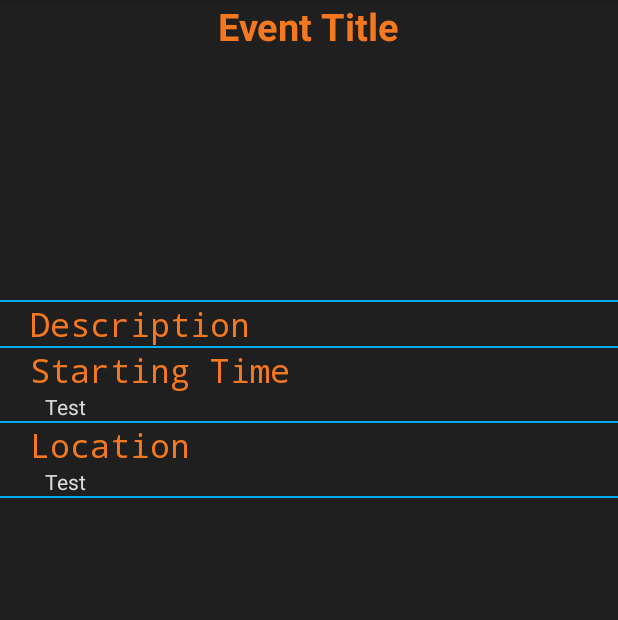
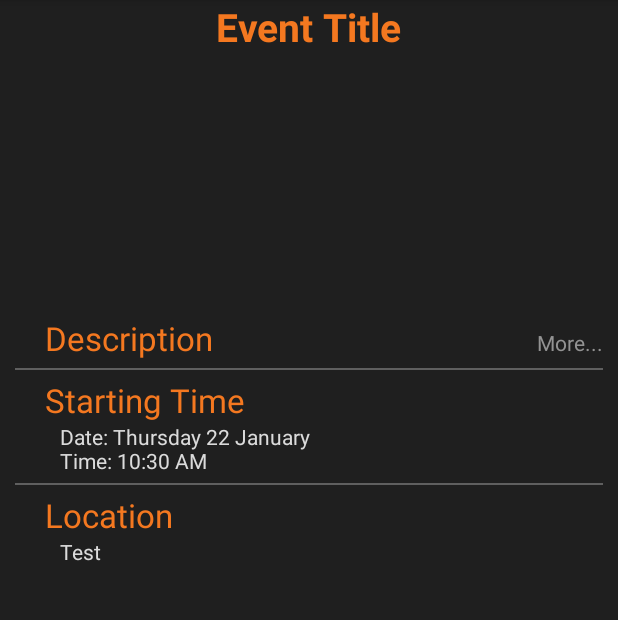
Before and after one commit to giiade/ESNBTH_Application, an Android app: the fragment Fragment_SingleEvent placed in its activity, on a phone screen of 412 x 824 dp, the part 84-704 px from its top. Run offline under Robolectric (Android 15) with nearby library versions, the phone set to English and light mode, and no system bars; our stand-ins replace Picasso; libraries missing offline, so code that uses them is left out: com.facebook, com.facebook.model, com.facebook.widget; plain views replace RoundedImageView; pictures from the network do not load; 19 statements that could not run were skipped.

Commit message:
Added news and time parsing. Better ui design of Single events

```diff
--- a/app/src/main/java/se/ESNBTH/esnbth/Fragments/Fragment_Home.java
+++ b/app/src/main/java/se/ESNBTH/esnbth/Fragments/Fragment_Home.java
@@ -60,7 +60,6 @@ public class Fragment_Home extends Fragment {
     private Fragment fragment;
     private FragmentManager fragmentManager;
     private List<Event> events = new ArrayList<>(); //Here we will save events.
-    private int cont;
     private ArrayList<Event> imgEvents = new ArrayList<>();
     private ArrayList<Event> infoEvents = new ArrayList<>();
 
@@ -112,6 +111,18 @@ public class Fragment_Home extends Fragment {
         btnVisitUs = (Button) rootView.findViewById(R.id.btnVisitUs);
 
 
+        btnNews.setOnClickListener(new View.OnClickListener() {
+            @Override
+            public void onClick(View v) {
+                Fragment_news newFragment = new Fragment_news();
+
+                FragmentTransaction transaction = getFragmentManager().beginTransaction();
+                transaction.replace(R.id.frame_container,newFragment);
+                transaction.commit();
+            }
+        });
+
+
 
 
         btnAboutKarlskrona.setOnTouchListener(new View.OnTouchListener() {
@@ -123,7 +134,6 @@ public class Fragment_Home extends Fragment {
                     Fragment_Karlskrona newFragment = new Fragment_Karlskrona();
 
                     FragmentTransaction transaction = getFragmentManager().beginTransaction();
-
                     transaction.replace(R.id.frame_container, newFragment);
                     transaction.commit();
 
@@ -371,16 +381,18 @@ public class Fragment_Home extends Fragment {
 
         Bundle bun = new Bundle();
         bun.putString("fields","id");
-        //bun.putString("since",since);
+        bun.putString("since",since);
         bun.putInt("limit",100);
 
 
         //PAGEID/Events
+        //TODO: ARREGLAR INTERNET
         String requestStuff = AppConst.Facebook_PageName+EVENTS;
         new Request(Session.getActiveSession(),requestStuff,bun, HttpMethod.GET, new Request.Callback() {
             @Override
             public void onCompleted(Response response) {
                 Log.i(TAG,response.toString());
+                if(response != null) {
                     events = new ArrayList<>();
                     GraphObject jRequest = response.getGraphObject();
                     JSONArray jEvents = (JSONArray) jRequest.getProperty("data");
@@ -405,7 +417,7 @@ public class Fragment_Home extends Fragment {
                         }
                         //Get Information of events
                         batchRequestEvents(events);
-                }else{
+                    } else {
                         Event event = new Event();
                         event.setName("");
                         event.setLocation("");
@@ -414,6 +426,9 @@ public class Fragment_Home extends Fragment {
                         events.add(event);
                         eventAdapter.swapItems(events);
                         eventList.setClickable(false);
+                        eventList.setFocusable(false);
+                        eventList.setEnabled(false);
+                    }
                 }
 
 
--- a/app/src/main/java/se/ESNBTH/esnbth/Fragments/Fragment_SingleEvent.java
+++ b/app/src/main/java/se/ESNBTH/esnbth/Fragments/Fragment_SingleEvent.java
@@ -8,10 +8,12 @@ import android.view.LayoutInflater;
 import android.view.View;
 import android.view.ViewGroup;
 import android.widget.ImageView;
+import android.widget.RelativeLayout;
 import android.widget.TextView;
 
 import com.squareup.picasso.Picasso;
 
+import java.util.Calendar;
 import java.util.Random;
 import java.util.concurrent.TimeoutException;
 
@@ -26,8 +28,9 @@ public class Fragment_SingleEvent extends Fragment {
 
     public Fragment_SingleEvent(){};
 
-    private TextView titleTxt, descriptionTxt, descriptionTitle, timeTxt, placeTxt,timeTitle,placeTitle;
+    private TextView titleTxt, descriptionTxt, descriptionTitle, timeTxt, placeTxt,timeTitle,placeTitle, textControler;
     private ImageView eventImage;
+    RelativeLayout relativeLyt;
 
 
     @Override
@@ -39,7 +42,7 @@ public class Fragment_SingleEvent extends Fragment {
 
         Resources color = getResources();
 
-        int[] colorIds = {R.color.ESNDarkBlue,R.color.blue, R.color.ESNGreen,R.color.ESNOrange,R.color.ESNPink};
+        int[] colorIds = {R.color.blue, R.color.ESNGreen,R.color.ESNOrange,R.color.ESNPink};
         int colorPos = (int) (Math.random()*colorIds.length);
 
 
@@ -52,6 +55,9 @@ public class Fragment_SingleEvent extends Fragment {
         timeTxt = (TextView) rootView.findViewById(R.id.singleEventTime);
         placeTitle = (TextView) rootView.findViewById(R.id.eventPlaceTitle);
         placeTxt = (TextView) rootView.findViewById(R.id.singleEventPlace);
+        textControler = (TextView) rootView.findViewById(R.id.textControler_description);
+
+        relativeLyt = (RelativeLayout) rootView.findViewById(R.id.eventDescriptionTitleCnt);
 
         //Pass data to the layout items.
         titleTxt.setText(event.getName());
@@ -64,21 +70,31 @@ public class Fragment_SingleEvent extends Fragment {
                 .fit()
                 .into(eventImage);
         timeTitle.setTextColor(color.getColor(colorIds[colorPos]));
-        timeTxt.setText(event.getStartTime());
+
+        String date = event.getStartTime();
+        Calendar cal = AppConst.StrtoDate(date);
+
+        StringBuilder str = new StringBuilder();
+        str.append("Date: " +  AppConst.GetDate(cal) + "\n");
+        str.append("Time: " + AppConst.GetTime(cal));
+
+        timeTxt.setText(str.toString());
         placeTitle.setTextColor(color.getColor(colorIds[colorPos]));
         placeTxt.setText(event.getLocation());
 
 
 
-        descriptionTitle.setOnClickListener(new View.OnClickListener() {
+        relativeLyt.setOnClickListener(new View.OnClickListener() {
             @Override
             public void onClick(View v) {
                 if (descriptionTxt.isShown()) {
                     AppConst.slide_up(getActivity().getApplicationContext(), descriptionTxt);
                     descriptionTxt.setVisibility(View.GONE);
+                    textControler.setText("More...");
                 } else {
                     AppConst.slide_down(getActivity().getApplicationContext(), descriptionTxt);
                     descriptionTxt.setVisibility(View.VISIBLE);
+                    textControler.setText("Less...");
                 }
             }
         });
--- a/app/src/main/java/se/ESNBTH/esnbth/RequestHelper/AppConst.java
+++ b/app/src/main/java/se/ESNBTH/esnbth/RequestHelper/AppConst.java
@@ -5,6 +5,7 @@ import android.view.View;
 import android.view.animation.Animation;
 import android.view.animation.AnimationUtils;
 
+import java.text.DateFormat;
 import java.text.ParseException;
 import java.text.SimpleDateFormat;
 import java.util.ArrayList;
@@ -34,6 +35,11 @@ public class AppConst {
     public static final String LOCATION_KEY = "location";
     public static final String START_TIME_KEY = "start_time";
     public static final String IMAGE_SOURCE_KEY = "source";
+
+    //KEYS FOR FEED REQUEST
+    public static final String DATA_KEY = "data";
+    public static final String MSG_KEY = "message";
+
 
     /**
      * Will give us the equivalent to srtToTime for using it in the request.
@@ -102,4 +108,33 @@ public class AppConst {
             }
         }
     }
+
+    public static Calendar StrtoDate (String dateFormat){
+        String template = "yyyy-MM-dd'T'hh:mm:ss";
+        DateFormat format = new SimpleDateFormat(template);
+        Date date;
+        try {
+             date = format.parse(dateFormat);
+        } catch (ParseException e) {
+            throw new RuntimeException("Can't parse " + dateFormat + " as date");
+        }
+        Calendar cal = Calendar.getInstance();
+        cal.setTime(date);
+
+        return cal;
+    }
+
+    public static String GetDate (Calendar cal){
+        String result = "";
+        DateFormat format = new SimpleDateFormat("EEEE' 'd' 'MMMM");
+        result = format.format(cal.getTime());
+        return result;
+    }
+
+    public static String GetTime (Calendar cal){
+        String result = "";
+        DateFormat format = new SimpleDateFormat("hh:mm' 'aa");
+        result = format.format(cal.getTime());
+        return result;
+    }
 }
--- a/app/src/main/res/layout/eventlist_adapter.xml
+++ b/app/src/main/res/layout/eventlist_adapter.xml
@@ -33,7 +33,7 @@
         android:layout_height="wrap_content"
         android:textColor="@color/gray_light"
         android:text="DAY"
-        android:textSize="16sp"
+        android:textSize="15sp"
         android:textStyle="bold"
         android:layout_toRightOf="@+id/imgAdapter"
         android:layout_below="@+id/titleTxt_adapter"
--- a/app/src/main/res/layout/single_event_layout.xml
+++ b/app/src/main/res/layout/single_event_layout.xml
@@ -23,18 +23,23 @@
         android:layout_marginLeft="@dimen/activity_horizontal_margin"
         android:layout_marginRight="@dimen/activity_horizontal_margin"/>
 
+    <ScrollView
+        android:layout_width="wrap_content"
+        android:layout_height="wrap_content"
+        android:id="@+id/container_events"
+        android:layout_below="@+id/eventImg">
 
     <LinearLayout
-        android:id="@+id/container_events"
         android:layout_width="fill_parent"
         android:layout_height="wrap_content"
         android:orientation="vertical"
-        android:layout_below="@+id/eventImg">
+        android:padding="10dp">
 
-        <View
-            android:layout_width="fill_parent"
-            android:layout_height="1dp"
-            android:background="@color/blue" />
+        <RelativeLayout
+            android:layout_width="wrap_content"
+            android:layout_height="wrap_content"
+            android:id="@+id/eventDescriptionTitleCnt"
+            android:clickable="true">
 
             <TextView
                 android:id="@+id/eventDescriptionTitle"
@@ -42,8 +47,17 @@
                 android:layout_width="fill_parent"
                 android:layout_height="wrap_content"
                 android:textAppearance="@style/Subtitle"
-            android:clickable="true"
                 android:text="@string/description_txt" />
+            <TextView
+                android:id="@+id/textControler_description"
+                android:layout_width="wrap_content"
+                android:layout_height="wrap_content"
+                android:textColor="@color/gray"
+                android:textSize="14sp"
+                android:text="More..."
+                android:layout_alignParentRight="true"
+                android:layout_alignBaseline="@+id/eventDescriptionTitle"
+                />
 
             <TextView
                 android:id="@+id/singleEventDescription"
@@ -52,14 +66,17 @@
                 android:textAppearance="@style/Body"
                 android:layout_marginLeft="30dp"
                 android:layout_marginStart="30dp"
-            android:visibility="gone" />
+                android:visibility="gone"
+                android:layout_below="@+id/eventDescriptionTitle"/>
 
-
+        </RelativeLayout>
 
         <View
             android:layout_width="fill_parent"
             android:layout_height="1dp"
-            android:background="@color/blue" />
+            android:background="@color/gray_dark"
+            android:layout_marginTop="5dp"
+            android:layout_marginBottom="5dp"/>
 
         <TextView
             android:id="@+id/eventTimeTitle"
@@ -83,7 +100,9 @@
         <View
             android:layout_width="fill_parent"
             android:layout_height="1dp"
-            android:background="@color/blue" />
+            android:background="@color/gray_dark"
+            android:layout_marginTop="5dp"
+            android:layout_marginBottom="5dp"/>
 
         <TextView
             android:id="@+id/eventPlaceTitle"
@@ -103,13 +122,9 @@
             android:text="Test"
             android:layout_marginStart="30dp"/>
 
+        </LinearLayout>
 
-        <View
-            android:layout_width="fill_parent"
-            android:layout_height="1dp"
-            android:background="@color/blue" />
-
-        </LinearLayout>
+    </ScrollView>
 
 
 </RelativeLayout>
--- a/app/src/main/res/values/styles.xml
+++ b/app/src/main/res/values/styles.xml
@@ -7,14 +7,14 @@
 
     <style name="Titulo" parent="@android:style/TextAppearance.Large">
         <item name="android:textStyle">bold</item>
-        <item name="android:textColor">@color/ESNGreen</item>
-        <item name="android:textSize">25sp</item>
+        <item name="android:textSize">26sp</item>
     </style>
+
+    <!-- <item name="android:textColor">@color/ESNGreen</item> -->
 
     <style name="Subtitle" parent="@android:style/TextAppearance.Medium">
         <item name="android:textColor">@color/ESNGreen</item>
         <item name="android:textSize">22sp</item>
-        <item name="android:typeface">monospace</item>
         <item name="android:layout_marginLeft">20dp</item>
     </style>
 
```
Also changed, not shown: app/src/main/java/se/ESNBTH/esnbth/Fragments/Fragment_news.java (added, +116 -0 lines), app/src/main/java/se/ESNBTH/esnbth/ListView/EventAdapter.java (+10 -1 lines), app/src/main/java/se/ESNBTH/esnbth/ListView/FeedAdapter.java (added, +76 -0 lines), app/src/main/java/se/ESNBTH/esnbth/RequestHelper/Feed.java (added, +28 -0 lines), app/src/main/res/layout/fragment_news.xml (added, +30 -0 lines), app/src/main/res/layout/newslist_adapter.xml (added, +32 -0 lines), app/src/main/res/values/strings.xml (+7 -7 lines). Lines whose indentation alone changed are shown as unchanged.
